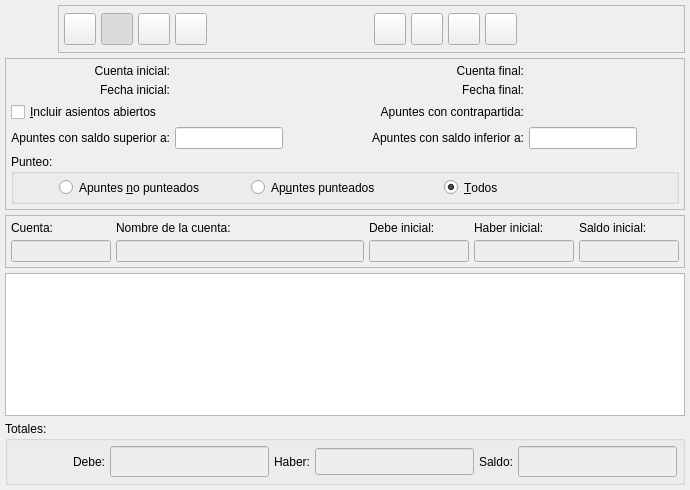
This is bulmages/bulmacont/src/bcextractobase.ui in eboladev/Bulmages-1 as Qt 5 draws it before an edit. The edited form follows.
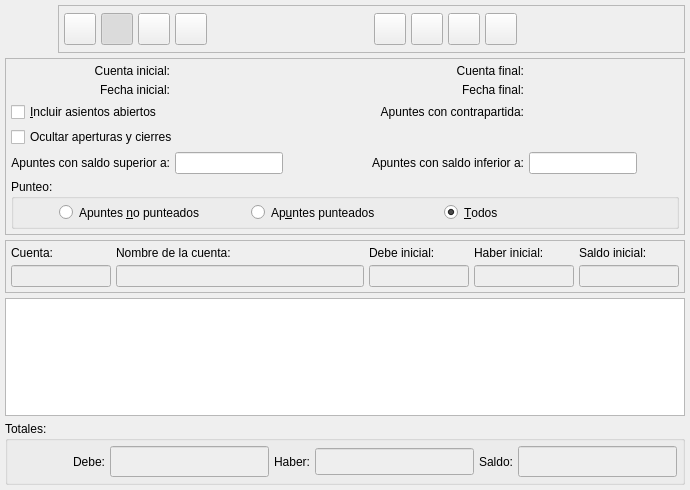
This is the edited form. Icons and pictures are not drawn. Custom widgets are drawn as their Qt base class.

Commit message: Arreglo los extractos de bulmacont para que incluyan la opcion de mostrar los asientos de apertura y cierre o no.

What changed in the file:
```diff
--- a/bulmages/bulmacont/src/bcextractobase.ui
+++ b/bulmages/bulmacont/src/bcextractobase.ui
@@ -390,7 +390,7 @@
       <property name="spacing" >
        <number>5</number>
       </property>
-      <item row="3" column="4" >
+      <item row="4" column="4" >
        <widget class="QLineEdit" name="mui_saldoinf" >
         <property name="sizePolicy" >
          <sizepolicy vsizetype="Fixed" hsizetype="Fixed" >
@@ -400,7 +400,7 @@
         </property>
        </widget>
       </item>
-      <item row="3" column="0" >
+      <item row="4" column="0" >
        <widget class="QLabel" name="textLabel1_3" >
         <property name="text" >
          <string>Apuntes con saldo superior a:</string>
@@ -410,7 +410,7 @@
         </property>
        </widget>
       </item>
-      <item row="3" column="1" >
+      <item row="4" column="1" >
        <widget class="QLineEdit" name="mui_saldosup" >
         <property name="sizePolicy" >
          <sizepolicy vsizetype="Fixed" hsizetype="Fixed" >
@@ -420,7 +420,7 @@
         </property>
        </widget>
       </item>
-      <item row="3" column="2" colspan="2" >
+      <item row="4" column="2" colspan="2" >
        <widget class="QLabel" name="textLabel1_3_2" >
         <property name="text" >
          <string>Apuntes con saldo inferior a:</string>
@@ -530,7 +530,7 @@
         </property>
        </widget>
       </item>
-      <item row="4" column="0" colspan="5" >
+      <item row="5" column="0" colspan="5" >
        <widget class="QGroupBox" name="buttonGroup1" >
         <property name="minimumSize" >
          <size>
@@ -625,6 +625,13 @@
         </layout>
        </widget>
       </item>
+      <item row="3" column="0" colspan="2" >
+       <widget class="QCheckBox" name="mui_apcierre" >
+        <property name="text" >
+         <string>Ocultar aperturas y cierres</string>
+        </property>
+       </widget>
+      </item>
      </layout>
     </widget>
    </item>
```
The commit also changes 2 other files.
